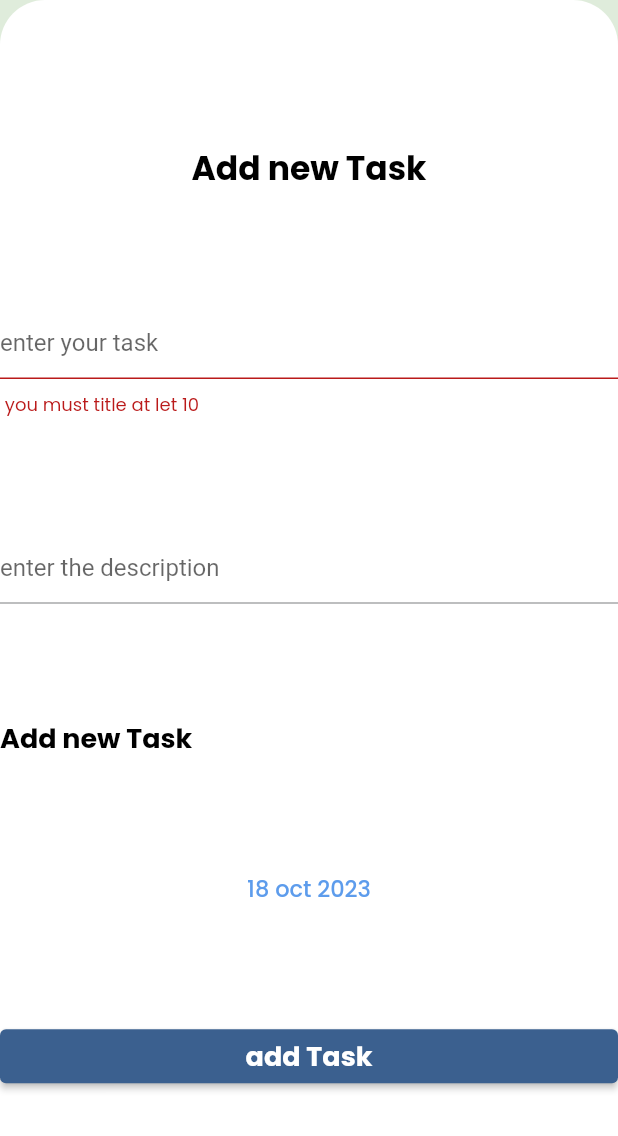
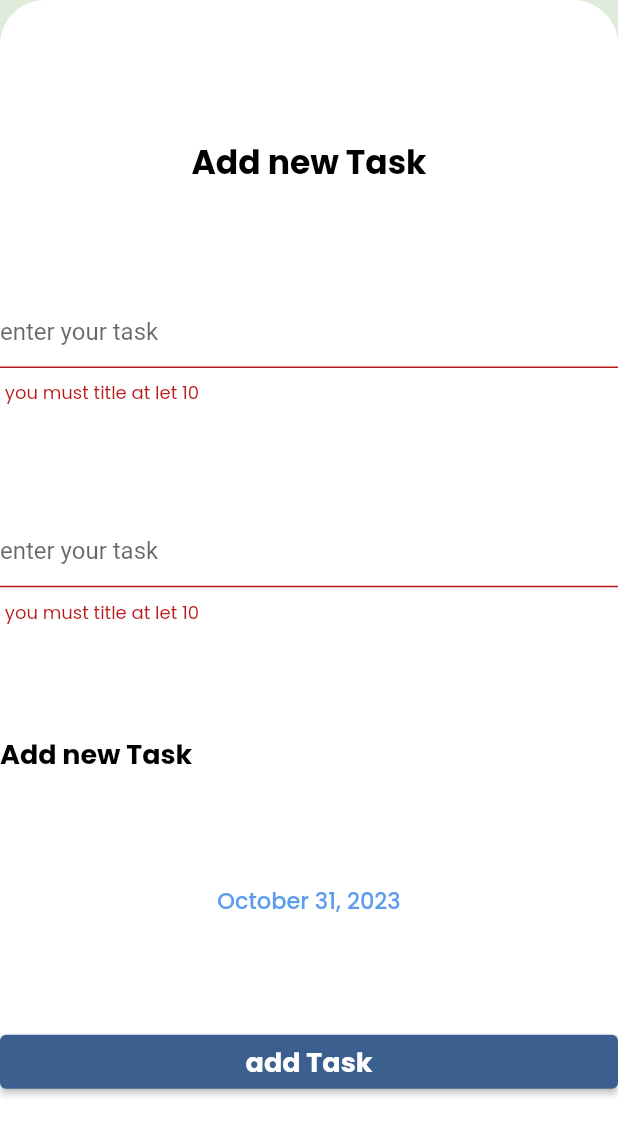
Before and after one commit to Rahmakamel721/todo, a Flutter app: the BottomSheetView widget shown alone on an empty page, opened directly, after a tap on "add Task", on a phone screen of 412 x 824 dp. Shown: the top 1136 px of the screen. Run offline on Flutter 3.47's test engine with Material 2 defaults, Android fonts, the phone set to English and light mode, and no system bars; our stand-ins replace calendar_timeline, cloud_firestore, firebase_auth, firebase_core, flutter_slidable, google_fonts; accounts and stored records are empty.

Commit message:
init app and Homeveiw task and downlod firebase finish

```diff
--- a/lib/Splash/splash.dart
+++ b/lib/Splash/splash.dart
@@ -2,6 +2,7 @@ import 'dart:async';
 
 import 'package:flutter/material.dart';
 import 'package:todo/layout/HomeLayout/HomeLayout.dart';
+import 'package:todo/layout/Login/LoginView.dart';
 
 class Splash extends StatelessWidget {
   static const routeName='splash';
@@ -9,7 +10,7 @@ class Splash extends StatelessWidget {
 
   @override
   Widget build(BuildContext context) {
-    Timer(Duration(seconds: 4), () { Navigator.pushReplacementNamed(context, HomeLayout.routeName);});
+    Timer(Duration(seconds: 4), () { Navigator.pushReplacementNamed(context, LoginView.routeName);});
     return Scaffold( body:
       Image.asset('assets/image/splash_light.png',fit: BoxFit.fill),
 
--- a/lib/core/CustomerTextField.dart
+++ b/lib/core/CustomerTextField.dart
@@ -1,23 +1,32 @@
 import 'package:flutter/material.dart';
 
 class CustomTextField extends StatelessWidget {
-  final String Hint;
+  final String ? Hint;
+  final String ? Labol;
+   final Widget?suffics;
+    final bool obscure;
   final TextEditingController ControllerTitle;
   final FormFieldValidator<String>?Validator;
-  const CustomTextField({super.key, required this.Hint,
-    required this.ControllerTitle, this.Validator
+  const CustomTextField({super.key, this.Hint,
+    required this.ControllerTitle, this.Validator, this.Labol, this.suffics,  this.obscure=false
   });
+
 
 
 
   @override
   Widget build(BuildContext context) {
+    var theme=Theme.of(context);
     return TextFormField(
+      obscureText:obscure ,
       controller: ControllerTitle ,
       validator: Validator ,
       decoration: InputDecoration(
+
+        suffixIcon: suffics,
         hintText:Hint,
-
+        labelText: Labol,
+        labelStyle: theme.textTheme.bodyLarge!.copyWith(color: Colors.black),
       ),
     );
   }
--- a/lib/core/theme/theme.dart
+++ b/lib/core/theme/theme.dart
@@ -8,7 +8,8 @@ class AppTheme {
 
   primaryColor: primaryColor,
     appBarTheme: AppBarTheme(
-        iconTheme: IconThemeData(color: Colors.black),
+
+        iconTheme: IconThemeData(color: Colors.white),
         backgroundColor: primaryColor,
         centerTitle: false,
         elevation: 0,
--- a/lib/layout/HomeView/widget/BottomSheet.dart
+++ b/lib/layout/HomeView/widget/BottomSheet.dart
@@ -1,14 +1,30 @@
 import 'package:flutter/material.dart';
+import 'package:intl/intl.dart';
+import 'package:todo/model/TaskModel.dart';
+import 'package:todo/networkLayer/FireStor.dart';
 
 import '../../../core/CustomerTextField.dart';
 
-class BottomSheetView extends StatelessWidget {
-  const BottomSheetView({super.key});
+class BottomSheetView extends StatefulWidget {
+
+   BottomSheetView({super.key});
+
+  @override
+  State<BottomSheetView> createState() => _BottomSheetViewState();
+}
+
+class _BottomSheetViewState extends State<BottomSheetView> {
+   DateTime SlectedDate= DateTime.now() ;
+
+  TextEditingController titleContoner = TextEditingController();
+
+  TextEditingController desContoner = TextEditingController();
+
+  var formkey = GlobalKey<FormState>();
 
   @override
   Widget build(BuildContext context) {
-    TextEditingController titleContoner = TextEditingController();
-    var formkey = GlobalKey<FormState>();
+
     var theme = Theme.of(context);
     return Container(
       decoration:
@@ -39,24 +55,34 @@ class BottomSheetView extends StatelessWidget {
                         return null;
                       }
                     }),
-                TextFormField(
-                  decoration: InputDecoration(
-                      hintText: 'enter the description'
-                  ),
-                ),
+                CustomTextField(Hint: 'enter your task',
+                    ControllerTitle: desContoner,
+                    Validator: (String?value) {
+                      if (value == null || value.trim() == null) {
+                        return 'you must enter ';
+                      } else if (value.length < 10) {
+                        return ' you must title at let 10 ';
+                      } else {
+                        return null;
+                      }
+                    }),
                 Text('Add new Task', style: theme.textTheme.bodyLarge!.copyWith(
                     color: Colors.black),),
                 GestureDetector(
                     onTap: () {
                       ShowClander(context);
                     },
-                    child: Text('18 oct 2023',
+                    child: Text( DateFormat.yMMMMd().format(SlectedDate),
                       style: theme.textTheme.bodyMedium!.copyWith(
                           color: theme.primaryColor),
                       textAlign: TextAlign.center,)),
-                ElevatedButton(onPressed: () {
+                ElevatedButton(onPressed:()  async {
+
                   if (formkey.currentState!.validate()) {
+                    var model=TaskModel( Title: titleContoner.text, DataTime: DateTime.now(), Description: desContoner.text, IsDone: false);
+                     await FireStorUtils.AddDataFromFirestore(model);
                     print(titleContoner.text);
+
                   }
                 },
                     child: Text('add Task',
@@ -70,7 +96,18 @@ class BottomSheetView extends StatelessWidget {
     );
   }
 
-void ShowClander( BuildContext context) {
-  showDatePicker(context: context, initialDate: DateTime.now(), firstDate:DateTime.now(), lastDate: DateTime.now().add(Duration( days: 356)));
+void ShowClander( BuildContext context) async {
+    var dateSlected= await showDatePicker(
+        context: context,
+     initialDate: DateTime.now(),
+     firstDate:DateTime.now(),
+     lastDate: DateTime.now().add(Duration( days: 356))
+    );
+    if(dateSlected==null)return;
+    SlectedDate=dateSlected;
+    setState(() {
 
-}}
+    });
+
+}
+}
--- /dev/null
+++ b/lib/model/TaskModel.dart
@@ -0,0 +1,32 @@
+import 'package:cloud_firestore/cloud_firestore.dart';
+
+class TaskModel
+{
+   String? Id;
+  String Title;
+  String Description;
+  DateTime DataTime;
+  bool  IsDone;
+   TaskModel ({  this.Id ,required this.Title,required this.DataTime,required this.Description,required this.IsDone});
+
+
+   factory TaskModel.fromFirestore( Map<String,dynamic>json ){
+    return TaskModel(
+        Id: json['Id'],
+        Title: json['Title'] ,
+        DataTime: DateTime.fromMillisecondsSinceEpoch(json['DataTime']) ,
+        Description: json['Description'] ,
+        IsDone: json['IsDone']);
+   }
+
+   Map<String,dynamic> toFireStore(){
+     return{
+       'Id':Id,
+       'Title':Title,
+       'Description':Description,
+       'DataTime':DataTime.microsecondsSinceEpoch,
+       'IsDone':IsDone
+     };
+
+   }
+}
--- a/pubspec.yaml
+++ b/pubspec.yaml
@@ -40,6 +40,8 @@ dependencies:
   flutter_slidable: ^3.0.0
   firebase_core: ^2.18.0
   cloud_firestore: ^4.10.0
+  intl: ^0.18.1
+  firebase_auth: ^4.12.1
 
 dev_dependencies:
   flutter_test:
```
Also changed, not shown: lib/layout/HomeView/HomeView.dart (+42 -8 lines), lib/layout/HomeView/widget/taskItem.dart (+10 -5 lines), lib/layout/Login/LoginView.dart (added, +143 -0 lines), lib/layout/Register/Register.dart (added, +170 -0 lines), lib/main.dart (+6 -1 lines), lib/networkLayer/FireStor.dart (added, +57 -0 lines), assets/image/background.png (added), pubspec.lock, 4 other files.
